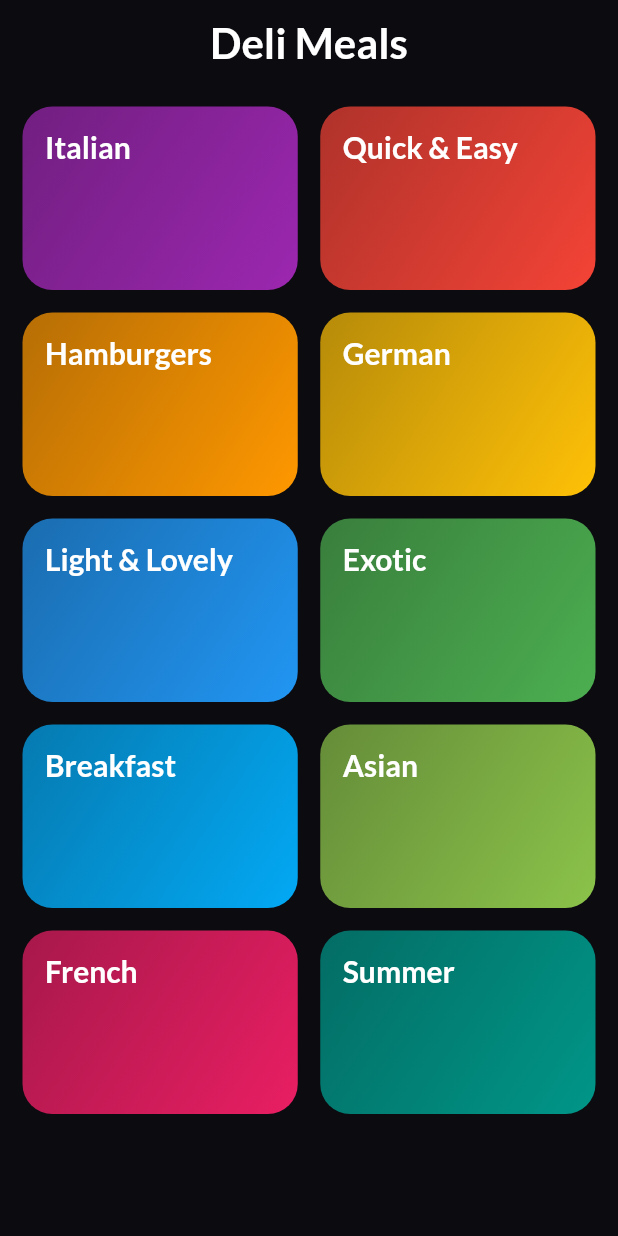
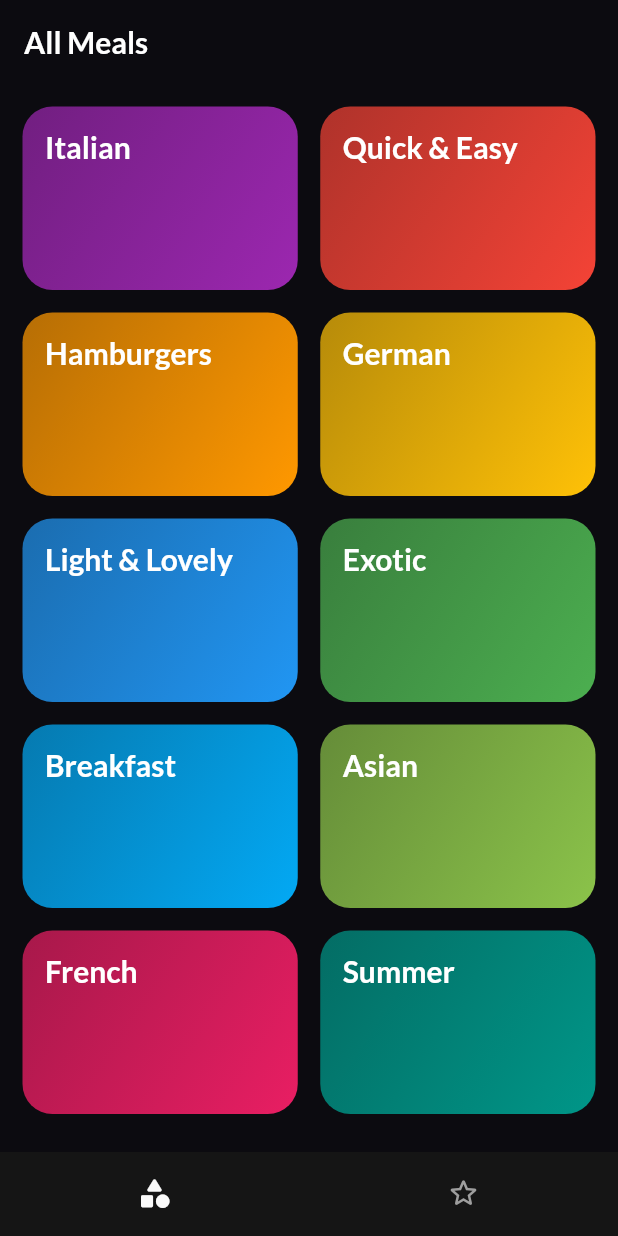
Before and after one commit to Basith-P/DeliMeals, a Flutter app: the screen it shows after launch, on a phone screen of 412 x 824 dp. Run offline on Flutter 3.47's test engine with Material 2 defaults, Android fonts, the phone set to English and light mode, and no system bars; our stand-ins replace google_fonts.

```diff
--- a/lib/main.dart
+++ b/lib/main.dart
@@ -4,9 +4,9 @@ import 'package:flutter/material.dart';
 import 'package:flutter/services.dart';
 import 'package:google_fonts/google_fonts.dart';
 
+import 'screens/tabs_screen.dart';
 import 'screens/meal_deatails_screen.dart';
 import 'screens/category_meals_screen.dart';
-import 'screens/categories_screen.dart';
 
 void main() {
   WidgetsFlutterBinding.ensureInitialized();
@@ -38,7 +38,7 @@ class DeliMealsApp extends StatelessWidget {
         ),
         debugShowCheckedModeBanner: false,
         routes: {
-          '/': (ctx) => CategoriesPage(),
+          '/': (ctx) => TabsScreen(),
           CategoryMealsScreen.routName: (ctx) => CategoryMealsScreen(),
           MealDetailsScreen.routName: (ctx) => MealDetailsScreen(),
         });
--- a/lib/screens/categories_screen.dart
+++ b/lib/screens/categories_screen.dart
@@ -1,25 +1,13 @@
 import 'package:flutter/cupertino.dart';
 import 'package:flutter/material.dart';
-import 'package:google_fonts/google_fonts.dart';
 
 import '../dummy_data.dart';
 import '../widgets/category_item.dart';
 
-class CategoriesPage extends StatelessWidget {
+class CategoriesScreen extends StatelessWidget {
   @override
   Widget build(BuildContext context) {
-    return Scaffold(
-      appBar: AppBar(
-        title: Text(
-          'Deli Meals',
-          style: GoogleFonts.lato(
-            fontSize: 28,
-            fontWeight: FontWeight.bold,
-          ),
-        ),
-        centerTitle: true,
-      ),
-      body: SafeArea(
+    return SafeArea(
       child: GridView(
         physics: BouncingScrollPhysics(),
         padding: const EdgeInsets.all(15),
@@ -37,7 +25,6 @@ class CategoriesPage extends StatelessWidget {
                 ))
             .toList(),
       ),
-      ),
     );
   }
 }
--- /dev/null
+++ b/lib/screens/favourites_screen.dart
@@ -0,0 +1,10 @@
+import 'package:flutter/material.dart';
+
+class FavoritesScreen extends StatelessWidget {
+  @override
+  Widget build(BuildContext context) {
+    return Center(
+      child: Text('Favorites'),
+    );
+  }
+}
--- /dev/null
+++ b/lib/screens/tabs_screen.dart
@@ -0,0 +1,54 @@
+import 'package:flutter/material.dart';
+
+import 'categories_screen.dart';
+import 'favourites_screen.dart';
+
+class TabsScreen extends StatefulWidget {
+  @override
+  _TabsScreenState createState() => _TabsScreenState();
+}
+
+class _TabsScreenState extends State<TabsScreen> {
+  final List<Map<String, Object>> _pages = [
+    {'title': 'All Meals', 'page': CategoriesScreen()},
+    {'title': 'Favorites', 'page': FavoritesScreen()},
+  ];
+  int _selectedPageIndex = 0;
+
+  void _selectPage(int index) {
+    setState(() {
+      _selectedPageIndex = index;
+    });
+  }
+
+  @override
+  Widget build(BuildContext context) {
+    return Scaffold(
+      appBar: AppBar(
+        title: Text(_pages[_selectedPageIndex]['title']),
+      ),
+      body: _pages[_selectedPageIndex]['page'],
+      bottomNavigationBar: BottomNavigationBar(
+          onTap: _selectPage,
+          items: [
+            BottomNavigationBarItem(
+              icon: Icon(Icons.category_outlined),
+              activeIcon: Icon(Icons.category_rounded),
+              label: 'Categories',
+            ),
+            BottomNavigationBarItem(
+              icon: Icon(Icons.star_border_rounded),
+              activeIcon: Icon(Icons.star_rounded),
+              label: 'Favorites',
+            ),
+          ],
+          backgroundColor: Color(0xff151515),
+          elevation: 0,
+          selectedItemColor: Colors.grey[50],
+          unselectedItemColor: Colors.grey,
+          currentIndex: _selectedPageIndex,
+          showSelectedLabels: false,
+          showUnselectedLabels: false),
+    );
+  }
+}
--- a/pubspec.yaml
+++ b/pubspec.yaml
@@ -11,7 +11,6 @@ dependencies:
       sdk: flutter
 
    cupertino_icons: ^0.1.2
-   google_fonts: ^2.1.0
 
 dev_dependencies:
    flutter_test:
```
Also changed, not shown: pubspec.lock. Lines whose indentation alone changed are shown as unchanged.
